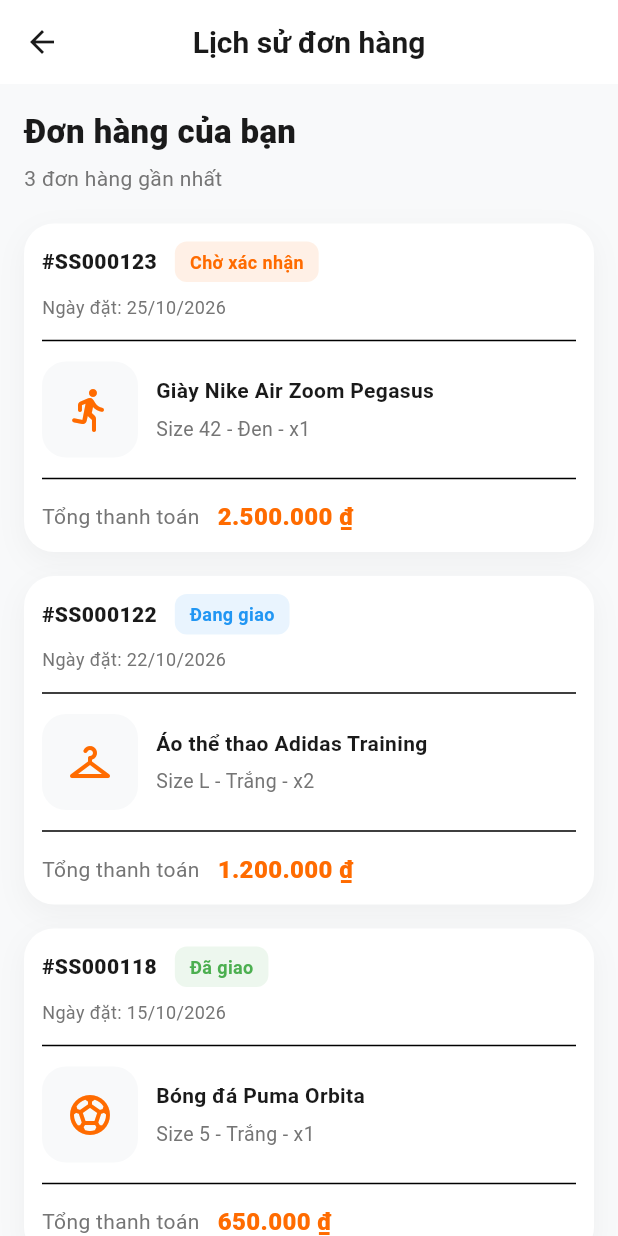
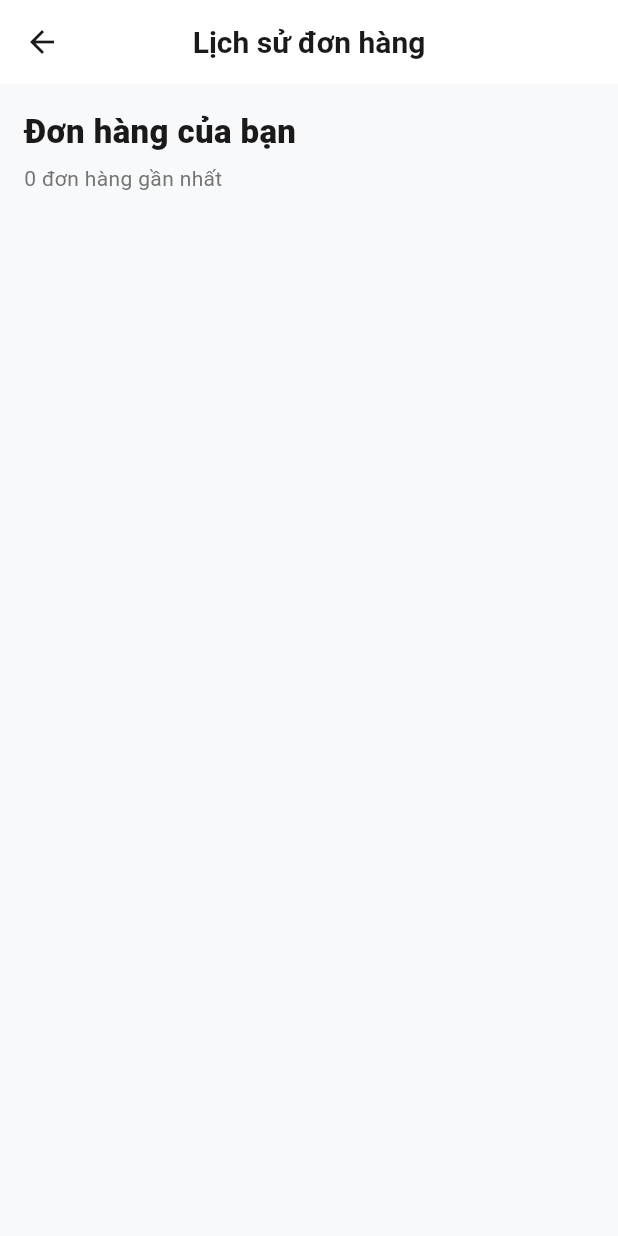
Before and after one commit to SoYan2112/sports-store-final, a Flutter app: the OrderHistoryScreen screen opened directly, on a phone screen of 412 x 824 dp. Run offline on Flutter 3.47's test engine with Material 3 defaults, Android fonts, the phone set to English and light mode, and no system bars; our stand-ins replace dio, equatable, flutter_bloc, get_it, shared_preferences, sqflite_common_ffi; accounts and stored records are empty; network calls fail.

Commit message:
[AnNH] chore: remove ordered history mock data

```diff
--- a/mobile/lib/features/order/presentation/screens/order_history_screen.dart
+++ b/mobile/lib/features/order/presentation/screens/order_history_screen.dart
@@ -35,38 +35,7 @@ class OrderHistoryScreen extends StatefulWidget {
 }
 
 class _OrderHistoryScreenState extends State<OrderHistoryScreen> {
-  final List<_OrderItemData> _orders = [
-    _OrderItemData(
-      orderId: 'SS000123',
-      date: '25/10/2026',
-      status: 'Chờ xác nhận',
-      statusColor: AppColors.primary,
-      productName: 'Giày Nike Air Zoom Pegasus',
-      productInfo: 'Size 42 - Đen - x1',
-      total: '2.500.000 ₫',
-      icon: Icons.directions_run_rounded,
-    ),
-    _OrderItemData(
-      orderId: 'SS000122',
-      date: '22/10/2026',
-      status: 'Đang giao',
-      statusColor: Colors.blue,
-      productName: 'Áo thể thao Adidas Training',
-      productInfo: 'Size L - Trắng - x2',
-      total: '1.200.000 ₫',
-      icon: Icons.checkroom_rounded,
-    ),
-    _OrderItemData(
-      orderId: 'SS000118',
-      date: '15/10/2026',
-      status: 'Đã giao',
-      statusColor: Colors.green,
-      productName: 'Bóng đá Puma Orbita',
-      productInfo: 'Size 5 - Trắng - x1',
-      total: '650.000 ₫',
-      icon: Icons.sports_soccer_rounded,
-    ),
-  ];
+  final List<_OrderItemData> _orders = [];
 
   @override
   void initState() {
@@ -83,7 +52,9 @@ class _OrderHistoryScreenState extends State<OrderHistoryScreen> {
 
       setState(() {
         for (final item in _orders) {
-          final match = localOrders.where((o) => o.id == item.orderId).firstOrNull;
+          final match = localOrders
+              .where((o) => o.id == item.orderId)
+              .firstOrNull;
           if (match != null) {
             item.status = match.status;
             final lower = match.status.toLowerCase();
@@ -106,8 +77,10 @@ class _OrderHistoryScreenState extends State<OrderHistoryScreen> {
                 '${order.createdAt.day.toString().padLeft(2, '0')}/${order.createdAt.month.toString().padLeft(2, '0')}/${order.createdAt.year}';
             final firstItem = order.items.isNotEmpty ? order.items.first : null;
             final lower = order.status.toLowerCase();
-            final isCancelled = lower.contains('hủy') || lower.contains('cancel');
-            final isPending = lower.contains('chờ') || lower.contains('pending');
+            final isCancelled =
+                lower.contains('hủy') || lower.contains('cancel');
+            final isPending =
+                lower.contains('chờ') || lower.contains('pending');
             final isShipping = lower.contains('đang');
 
             _orders.insert(
@@ -119,8 +92,8 @@ class _OrderHistoryScreenState extends State<OrderHistoryScreen> {
                 statusColor: isCancelled
                     ? Colors.red
                     : (isPending
-                        ? AppColors.primary
-                        : (isShipping ? Colors.blue : Colors.green)),
+                          ? AppColors.primary
+                          : (isShipping ? Colors.blue : Colors.green)),
                 productName: firstItem?.name ?? 'Sản phẩm thể thao',
                 productInfo: firstItem != null
                     ? 'Size ${firstItem.selectedSize} - x${firstItem.quantity}'
@@ -188,10 +161,7 @@ class _OrderHistoryScreenState extends State<OrderHistoryScreen> {
 }
 
 class _OrderCard extends StatelessWidget {
-  const _OrderCard({
-    required this.data,
-    this.onStatusChanged,
-  });
+  const _OrderCard({required this.data, this.onStatusChanged});
 
   final _OrderItemData data;
   final ValueChanged<String>? onStatusChanged;
@@ -286,7 +256,7 @@ class _OrderCard extends StatelessWidget {
                   height: 64,
                   decoration: BoxDecoration(
                     color: AppColors.background,
-                  borderRadius: BorderRadius.circular(16),
+                    borderRadius: BorderRadius.circular(16),
                   ),
                   child: Icon(data.icon, color: AppColors.primary, size: 32),
                 ),
```
